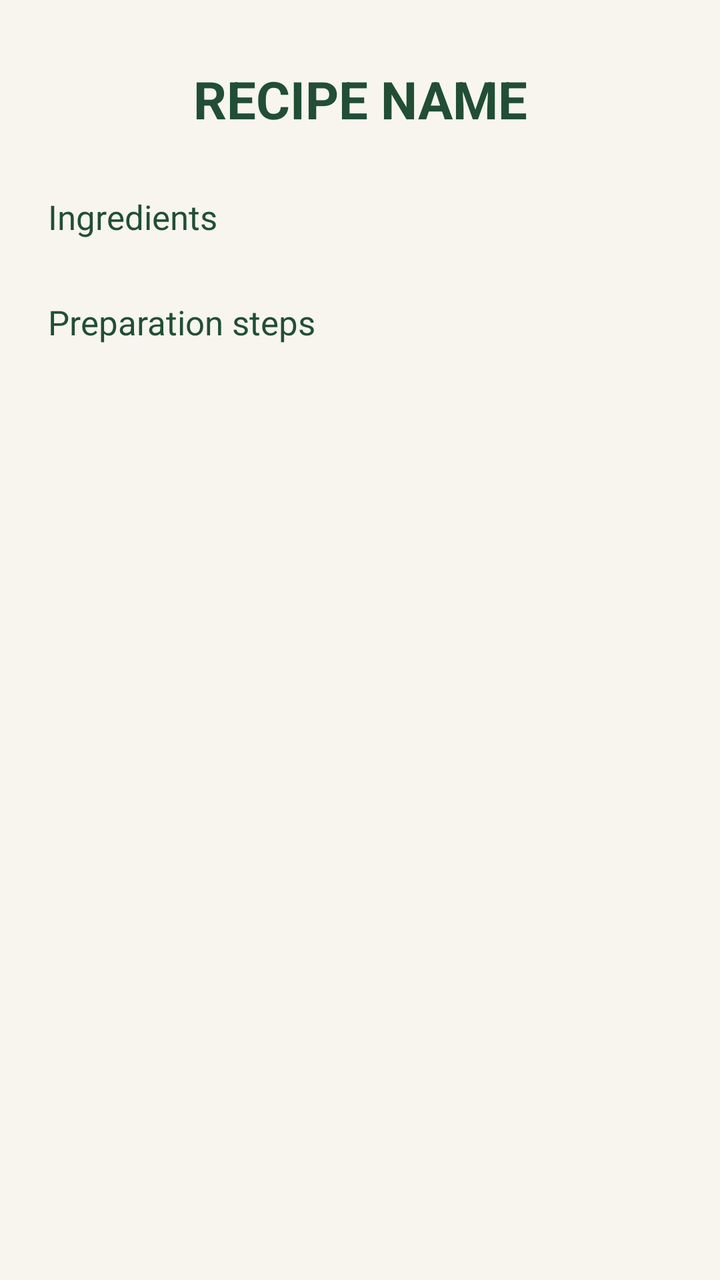
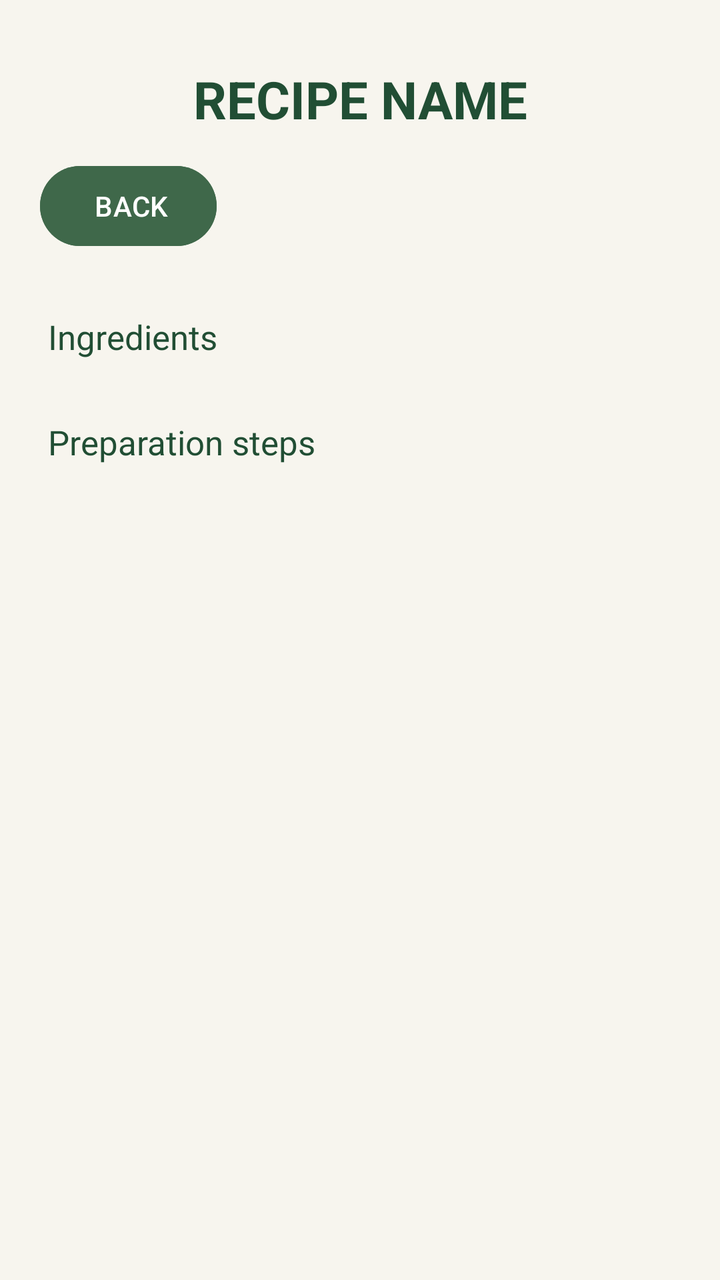

Before-and-after screenshots of an Android layout around one commit, followed by the original layout XML and the change that was made.
<!-- AndroidManifest.xml: application theme Theme.SmartPantryManager -->
<!-- res/layout/activity_recipe_detail.xml -->
<?xml version="1.0" encoding="utf-8"?>
<androidx.constraintlayout.widget.ConstraintLayout xmlns:android="http://schemas.android.com/apk/res/android"
    xmlns:app="http://schemas.android.com/apk/res-auto"
    xmlns:tools="http://schemas.android.com/tools"
    android:id="@+id/main"
    android:layout_width="match_parent"
    android:layout_height="match_parent"
    android:background="@color/pantry_cream"
    tools:context=".RecipeDetailActivity">

    <TextView
        android:id="@+id/textRecipeName"
        android:layout_width="0dp"
        android:layout_height="wrap_content"
        android:layout_marginStart="24dp"
        android:layout_marginTop="32dp"
        android:layout_marginEnd="24dp"
        android:gravity="center"
        android:text="RECIPE NAME"
        android:textColor="@color/pantry_dark_green"
        android:textSize="26sp"
        android:textStyle="bold"
        app:layout_constraintEnd_toEndOf="parent"
        app:layout_constraintStart_toStartOf="parent"
        app:layout_constraintTop_toTopOf="parent"
        />

    <TextView
        android:id="@+id/textRecipeIngredients"
        android:layout_width="0dp"
        android:layout_height="wrap_content"
        android:layout_marginStart="24dp"
        android:layout_marginTop="30dp"
        android:layout_marginEnd="24dp"
        android:text="Ingredients"
        android:textColor="@color/pantry_dark_green"
        android:textSize="17sp"
        app:layout_constraintEnd_toEndOf="parent"
        app:layout_constraintStart_toStartOf="parent"
        app:layout_constraintTop_toBottomOf="@id/textRecipeName"
        />

    <TextView
        android:id="@+id/textRecipeSteps"
        android:layout_width="0dp"
        android:layout_height="wrap_content"
        android:layout_marginStart="24dp"
        android:layout_marginTop="30dp"
        android:layout_marginEnd="24dp"
        android:text="Preparation steps"
        android:textColor="@color/pantry_dark_green"
        android:textSize="17sp"
        app:layout_constraintEnd_toEndOf="parent"
        app:layout_constraintStart_toStartOf="parent"
        app:layout_constraintTop_toBottomOf="@id/textRecipeIngredients"
        />


</androidx.constraintlayout.widget.ConstraintLayout>
<!-- resources referenced by this layout -->
<resources>
  <color name="pantry_cream">#F7F5EE</color>
  <color name="pantry_dark_green">#214E34</color>
  <style name="Theme.SmartPantryManager" parent="Base.Theme.SmartPantryManager" />
  <style name="Base.Theme.SmartPantryManager" parent="Theme.Material3.DayNight.NoActionBar">
          
          
      </style>
</resources>

<!-- the commit's change to res/layout/activity_recipe_detail.xml (unified diff, before → after) -->
@@ -37,7 +37,7 @@
         android:textSize="17sp"
         app:layout_constraintEnd_toEndOf="parent"
         app:layout_constraintStart_toStartOf="parent"
-        app:layout_constraintTop_toBottomOf="@id/textRecipeName"
+        app:layout_constraintTop_toBottomOf="@id/buttonBack"
         />
 
     <TextView
@@ -55,5 +55,18 @@
         app:layout_constraintTop_toBottomOf="@id/textRecipeIngredients"
         />
 
+    <Button
+        android:id="@+id/buttonBack"
+        android:layout_width="wrap_content"
+        android:layout_height="wrap_content"
+        android:layout_marginStart="20dp"
+        android:layout_marginTop="12dp"
+        android:text=" BACK"
+        android:textColor="@color/white"
+        android:backgroundTint="@color/pantry_green"
+        app:layout_constraintStart_toStartOf="parent"
+        app:layout_constraintTop_toBottomOf="@id/textRecipeName"
+        />
+
 
 </androidx.constraintlayout.widget.ConstraintLayout>
<!-- resource entries referenced after the edit -->
@@ -2,6 +2,8 @@
 <resources>
   <color name="pantry_cream">#F7F5EE</color>
   <color name="pantry_dark_green">#214E34</color>
+  <color name="pantry_green">#3F684A</color>
+  <color name="white">#FFFFFFFF</color>
   <style name="Theme.SmartPantryManager" parent="Base.Theme.SmartPantryManager" />
   <style name="Base.Theme.SmartPantryManager" parent="Theme.Material3.DayNight.NoActionBar">
           
